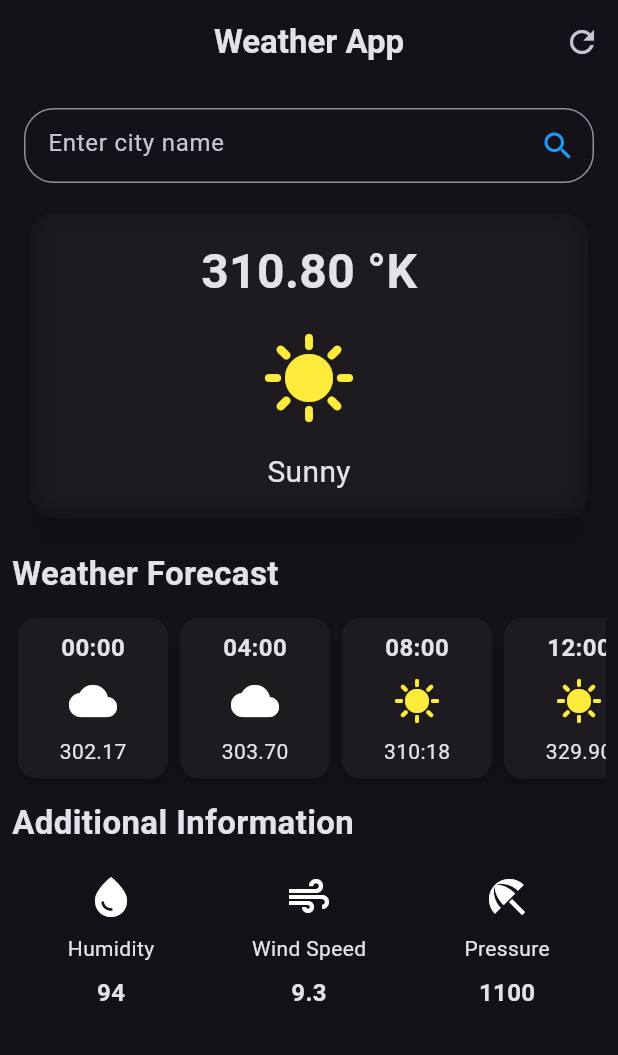
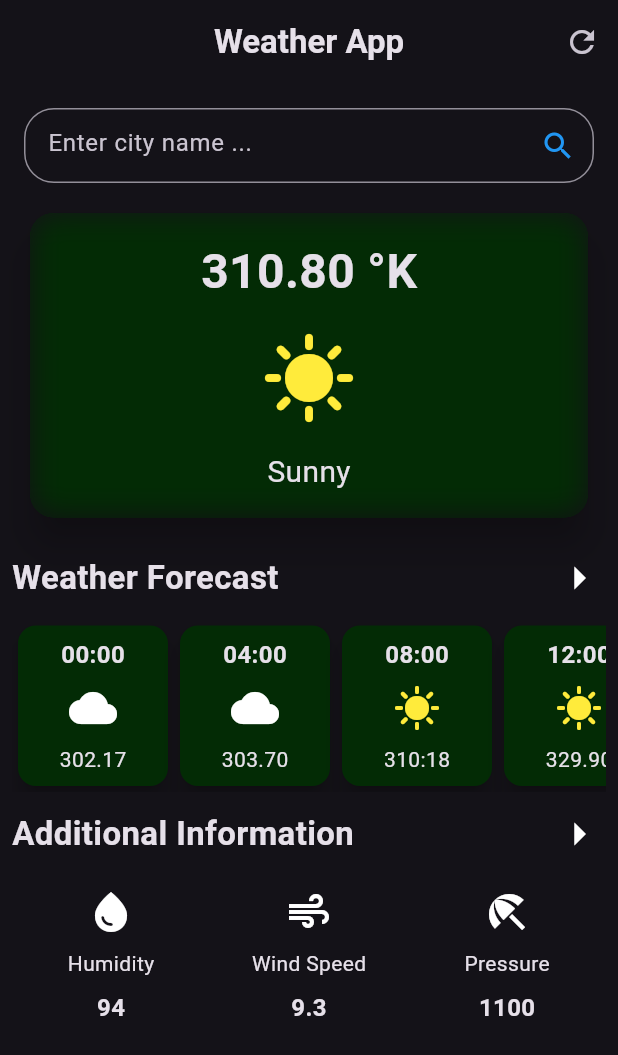
Before and after one commit to farhandotdev/showForecast, a Flutter app: the screen it shows after launch, after a tap on the "refresh" icon, on a phone screen of 412 x 824 dp. Shown: the top 1055 px of the screen. Run offline on Flutter 3.47's test engine with Material 2 defaults, Android fonts, the phone set to English and light mode, and no system bars; network calls fail.

Commit message:
weather_screen

```diff
--- a/lib/forecast_card.dart
+++ b/lib/forecast_card.dart
@@ -10,6 +10,7 @@ class ForecastCard extends StatelessWidget {
   @override
   Widget build(BuildContext context) {
     return Card(
+      color: const Color.fromARGB(255, 3, 43, 5),
       elevation: 6,
       child: Container(
         width: 100,
--- a/lib/weather_screen.dart
+++ b/lib/weather_screen.dart
@@ -44,7 +44,7 @@ class _WeatherScreenState extends State<WeatherScreen> {
         actions: [
           IconButton(
             onPressed: () {
-              print("refrece");
+              print("refrese");
             },
             icon: const Icon(Icons.refresh),
           ),
@@ -63,7 +63,7 @@ class _WeatherScreenState extends State<WeatherScreen> {
                   decoration: InputDecoration(
                     border: const OutlineInputBorder(
                         borderRadius: BorderRadius.all(Radius.circular(20))),
-                    hintText: "Enter city name",
+                    hintText: "Enter city name ...",
                     suffixIcon: IconButton(
                       onPressed: () {},
                       icon: const Icon(
@@ -80,6 +80,7 @@ class _WeatherScreenState extends State<WeatherScreen> {
               child: SizedBox(
                 width: double.infinity,
                 child: Card(
+                  color: const Color.fromARGB(255, 3, 43, 5),
                   elevation: 10,
                   shape: RoundedRectangleBorder(
                     borderRadius: BorderRadius.circular(16),
@@ -127,12 +128,21 @@ class _WeatherScreenState extends State<WeatherScreen> {
             const SizedBox(
               height: 10,
             ),
-            const Text(
+            const Row(
+              mainAxisAlignment: MainAxisAlignment.spaceBetween,
+              children: [
+                Text(
                   "Weather Forecast",
                   style: TextStyle(
                     fontSize: 22,
                     fontWeight: FontWeight.bold,
                   ),
+                ),
+                Icon(
+                  Icons.arrow_right_sharp,
+                  size: 36,
+                )
+              ],
             ),
             const SizedBox(
               height: 10,
@@ -177,12 +187,22 @@ class _WeatherScreenState extends State<WeatherScreen> {
             const SizedBox(
               height: 10,
             ),
-            const Text(
+            const Row(
+              mainAxisAlignment: MainAxisAlignment.spaceBetween,
+              crossAxisAlignment: CrossAxisAlignment.center,
+              children: [
+                Text(
                   "Additional Information",
                   style: TextStyle(
                     fontSize: 22,
                     fontWeight: FontWeight.bold,
                   ),
+                ),
+                Icon(
+                  Icons.arrow_right_outlined,
+                  size: 36,
+                )
+              ],
             ),
             const SizedBox(
               height: 10,
```
Lines whose indentation alone changed are shown as unchanged.
